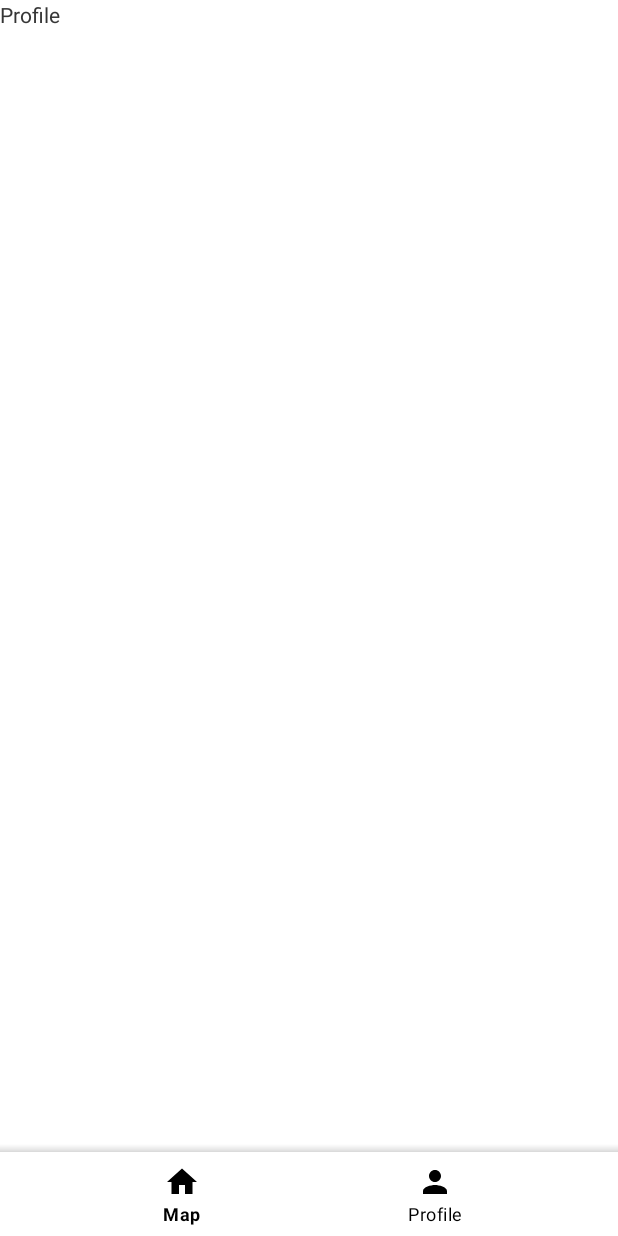
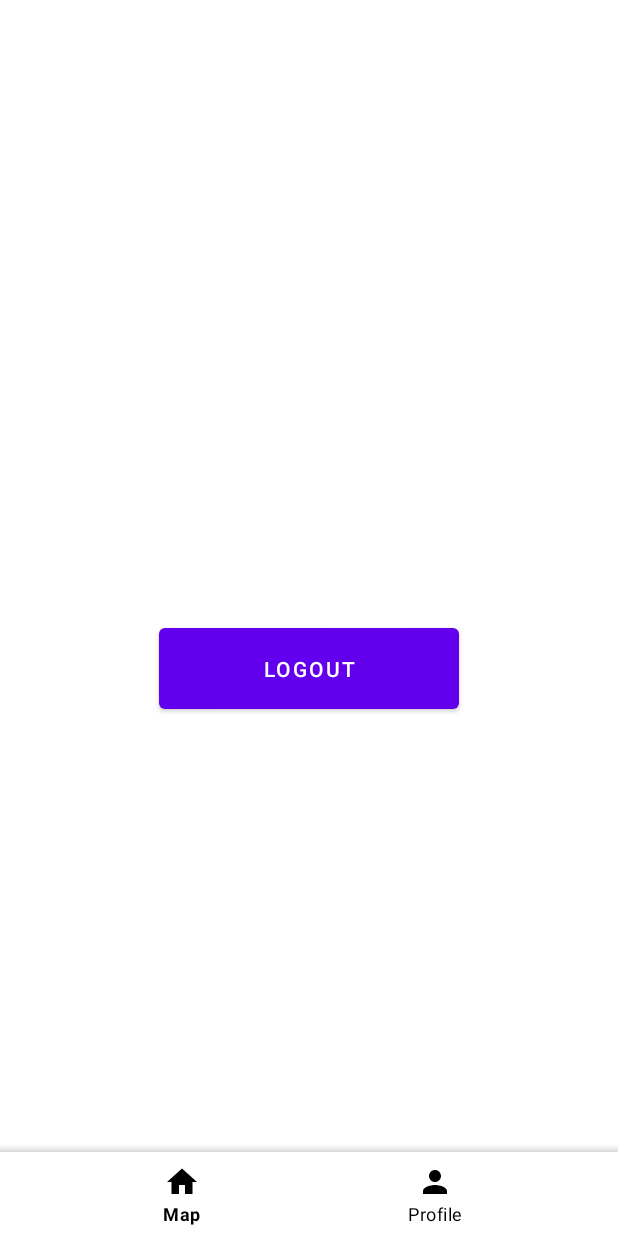
Before and after one commit to henriqueleote/tp1-c_protectu, an Android app: the screen it shows after launch once a user with an empty profile is signed in (MainActivity), on a phone screen of 412 x 824 dp. Run offline under Robolectric (Android 15) with nearby library versions, the phone set to English and light mode, and no system bars; our stand-ins replace Firebase (no records; nobody signed in at launch, a user with empty details on screens opened directly).

Commit message:
Logout and Gradle fix
Register -> Added the account ID to the profile data in Firestore
Logout -> Done
Gradle -> Has to be tested, to see if there is an error while buiding

```diff
--- a/ProtectU/app/src/main/java/cm/protectu/ProfileFragment.java
+++ b/ProtectU/app/src/main/java/cm/protectu/ProfileFragment.java
@@ -6,6 +6,7 @@ import android.util.Log;
 import android.view.LayoutInflater;
 import android.view.View;
 import android.view.ViewGroup;
+import android.widget.Button;
 import android.widget.TextView;
 
 import androidx.annotation.NonNull;
@@ -22,8 +23,16 @@ import com.google.firebase.firestore.QuerySnapshot;
 
 public class ProfileFragment extends Fragment {
 
+    //TextView
     TextView nameTextView;
+
+    //Button
+    Button logoutButton;
+
+    //Firebase Authentication
     FirebaseAuth mAuth;
+
+    //Firebase Firestore
     FirebaseFirestore firebaseFirestore;
 
     private static final String TAG = MainActivity.class.getName();
@@ -41,6 +50,7 @@ public class ProfileFragment extends Fragment {
         firebaseFirestore = FirebaseFirestore.getInstance();
 
         nameTextView = view.findViewById(R.id.nameTextView);
+        logoutButton = view.findViewById(R.id.logoutButton);
 
         if (mAuth.getCurrentUser() == null) {
             getActivity().finish();
@@ -51,12 +61,24 @@ public class ProfileFragment extends Fragment {
 
         getData();
 
+        logoutButton.setOnClickListener(new View.OnClickListener() {
+            @Override
+            public void onClick(View view) {
+                mAuth.signOut();
+                startActivity(new Intent(getActivity(), AuthActivity.class));
+            }
+        });
+
         return view;
 
     }
 
+    //TODO - Progress bar or splash screen
     public void getData(){
+
+        //gets the data from that specific user
         firebaseFirestore.collection("users")
+                .whereEqualTo("uid", mAuth.getCurrentUser().getUid())
                 .get()
                 .addOnCompleteListener(new OnCompleteListener<QuerySnapshot>() {
                     @Override
@@ -64,8 +86,8 @@ public class ProfileFragment extends Fragment {
                         if (task.isSuccessful()) {
                             for (QueryDocumentSnapshot document : task.getResult()) {
                                 //nameTextView.setText(document.getData().firstname);
-                                Log.d(TAG, document.getId() + " => " + document.getData());
-                                nameTextView.setText(document.getString("firstName") + document.getString("lastName"));
+                                Log.d(TAG, "Dados1 :" + document.getId() + " => " + document.getData());
+                                nameTextView.setText(document.getString("firstName") + " " + document.getString("lastName"));
                             }
                         } else {
                             Log.w(TAG, "Error getting documents.", task.getException());
--- a/ProtectU/app/src/main/res/layout/fragment_profile.xml
+++ b/ProtectU/app/src/main/res/layout/fragment_profile.xml
@@ -1,25 +1,27 @@
 <?xml version="1.0" encoding="utf-8"?>
-<androidx.constraintlayout.widget.ConstraintLayout xmlns:android="http://schemas.android.com/apk/res/android"
+<RelativeLayout
+    xmlns:android="http://schemas.android.com/apk/res/android"
     xmlns:tools="http://schemas.android.com/tools"
     android:layout_width="match_parent"
     android:layout_height="match_parent"
     android:background="@color/white">
 
     <TextView
+        android:id="@+id/nameTextView"
+        android:layout_width="wrap_content"
+        android:layout_height="wrap_content"
+        android:layout_centerHorizontal="true"
+        android:layout_centerVertical="true"
+        android:textSize="20dp"
+        android:textAlignment="center"/>
+
+    <Button
+        android:id="@+id/logoutButton"
         android:layout_width="200dp"
-        android:layout_height="200dp"
-        android:text="Profile"
-        tools:ignore="MissingConstraints"
-        tools:layout_editor_absoluteX="105dp"
-        tools:layout_editor_absoluteY="251dp" />
+        android:layout_height="66dp"
+        android:layout_below="@+id/nameTextView"
+        android:layout_centerHorizontal="true"
+        android:layout_marginTop="15dp"
+        android:text="Logout"/>
 
-    <TextView
-        android:id="@+id/nameTextView"
-        android:layout_width="200dp"
-        android:layout_height="200dp"
-        android:text="Profile"
-        tools:ignore="MissingConstraints"
-        tools:layout_editor_absoluteX="105dp"
-        tools:layout_editor_absoluteY="251dp" />
-
-</androidx.constraintlayout.widget.ConstraintLayout>
+</RelativeLayout>
```
Also changed, not shown: ProtectU/app/src/main/java/cm/protectu/RegisterFragment.java (+5 -4 lines).
